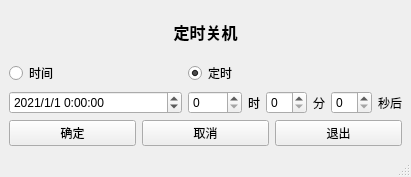
Old version of the form poweroff/mainwindow.ui in the repository dy033/Shutdown-timer.
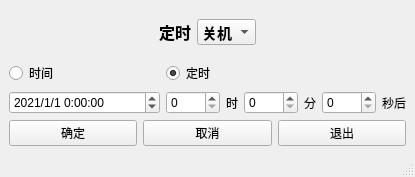
New version of the form.

Commit message: 添加定时重启功能

```diff
--- a/poweroff/mainwindow.ui
+++ b/poweroff/mainwindow.ui
@@ -9,7 +9,7 @@
    <rect>
     <x>0</x>
     <y>0</y>
-    <width>411</width>
+    <width>415</width>
     <height>177</height>
    </rect>
   </property>
@@ -35,7 +35,35 @@
    </size>
   </property>
   <widget class="QWidget" name="centralwidget">
-   <layout class="QVBoxLayout" name="verticalLayout_3">
+   <layout class="QGridLayout" name="gridLayout">
+    <item row="0" column="3">
+     <spacer name="horizontalSpacer_3">
+      <property name="orientation">
+       <enum>Qt::Horizontal</enum>
+      </property>
+      <property name="sizeHint" stdset="0">
+       <size>
+        <width>70</width>
+        <height>20</height>
+       </size>
+      </property>
+     </spacer>
+    </item>
+    <item row="0" column="0">
+     <spacer name="horizontalSpacer_2">
+      <property name="orientation">
+       <enum>Qt::Horizontal</enum>
+      </property>
+      <property name="sizeHint" stdset="0">
+       <size>
+        <width>70</width>
+        <height>20</height>
+       </size>
+      </property>
+     </spacer>
+    </item>
+    <item row="0" column="2">
+     <layout class="QHBoxLayout" name="horizontalLayout_4">
     <item>
      <widget class="QLabel" name="title">
       <property name="sizePolicy">
@@ -52,7 +80,7 @@
        </font>
       </property>
       <property name="text">
-       <string>定时关机</string>
+         <string>定时</string>
       </property>
       <property name="alignment">
        <set>Qt::AlignCenter</set>
@@ -60,6 +88,67 @@
      </widget>
     </item>
     <item>
+       <widget class="QComboBox" name="choice">
+        <property name="font">
+         <font>
+          <pointsize>11</pointsize>
+          <weight>75</weight>
+          <bold>true</bold>
+         </font>
+        </property>
+        <item>
+         <property name="text">
+          <string>关机</string>
+         </property>
+        </item>
+        <item>
+         <property name="text">
+          <string>重启</string>
+         </property>
+        </item>
+       </widget>
+      </item>
+     </layout>
+    </item>
+    <item row="2" column="0" colspan="5">
+     <layout class="QHBoxLayout" name="horizontalLayout_3">
+      <item>
+       <widget class="QPushButton" name="ok">
+        <property name="text">
+         <string>确定</string>
+        </property>
+       </widget>
+      </item>
+      <item>
+       <widget class="QPushButton" name="cancel">
+        <property name="text">
+         <string>取消</string>
+        </property>
+       </widget>
+      </item>
+      <item>
+       <widget class="QPushButton" name="exit">
+        <property name="text">
+         <string>退出</string>
+        </property>
+       </widget>
+      </item>
+     </layout>
+    </item>
+    <item row="0" column="4">
+     <spacer name="horizontalSpacer_4">
+      <property name="orientation">
+       <enum>Qt::Horizontal</enum>
+      </property>
+      <property name="sizeHint" stdset="0">
+       <size>
+        <width>69</width>
+        <height>20</height>
+       </size>
+      </property>
+     </spacer>
+    </item>
+    <item row="1" column="0" colspan="5">
      <layout class="QHBoxLayout" name="horizontalLayout_2">
       <item>
        <layout class="QVBoxLayout" name="verticalLayout">
@@ -123,7 +212,7 @@
           <item>
            <widget class="QSpinBox" name="minute">
             <property name="maximum">
-             <number>60</number>
+             <number>8760</number>
             </property>
            </widget>
           </item>
@@ -137,7 +226,7 @@
           <item>
            <widget class="QSpinBox" name="second">
             <property name="maximum">
-             <number>60</number>
+             <number>8760</number>
             </property>
            </widget>
           </item>
@@ -154,30 +243,18 @@
       </item>
      </layout>
     </item>
-    <item>
-     <layout class="QHBoxLayout" name="horizontalLayout_3">
-      <item>
-       <widget class="QPushButton" name="ok">
-        <property name="text">
-         <string>确定</string>
-        </property>
-       </widget>
-      </item>
-      <item>
-       <widget class="QPushButton" name="cancel">
-        <property name="text">
-         <string>取消</string>
-        </property>
-       </widget>
-      </item>
-      <item>
-       <widget class="QPushButton" name="exit">
-        <property name="text">
-         <string>退出</string>
-        </property>
-       </widget>
-      </item>
-     </layout>
+    <item row="0" column="1">
+     <spacer name="horizontalSpacer">
+      <property name="orientation">
+       <enum>Qt::Horizontal</enum>
+      </property>
+      <property name="sizeHint" stdset="0">
+       <size>
+        <width>69</width>
+        <height>20</height>
+       </size>
+      </property>
+     </spacer>
     </item>
    </layout>
   </widget>
```
Left out of the diff: 2 changed lines with no effect on the pictures. Lines whose indentation alone changed are shown as unchanged. The commit also changes 49 other files.
